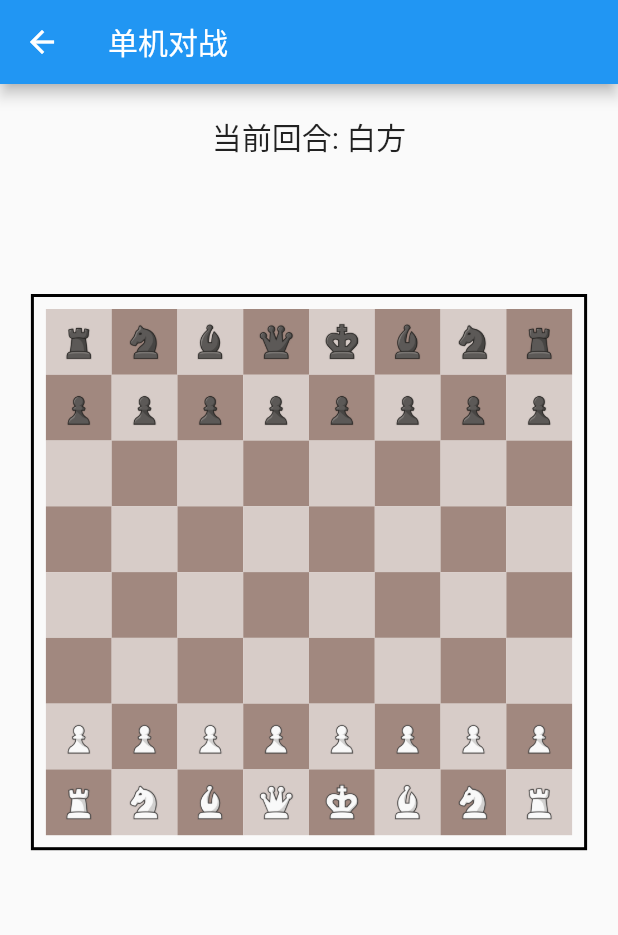
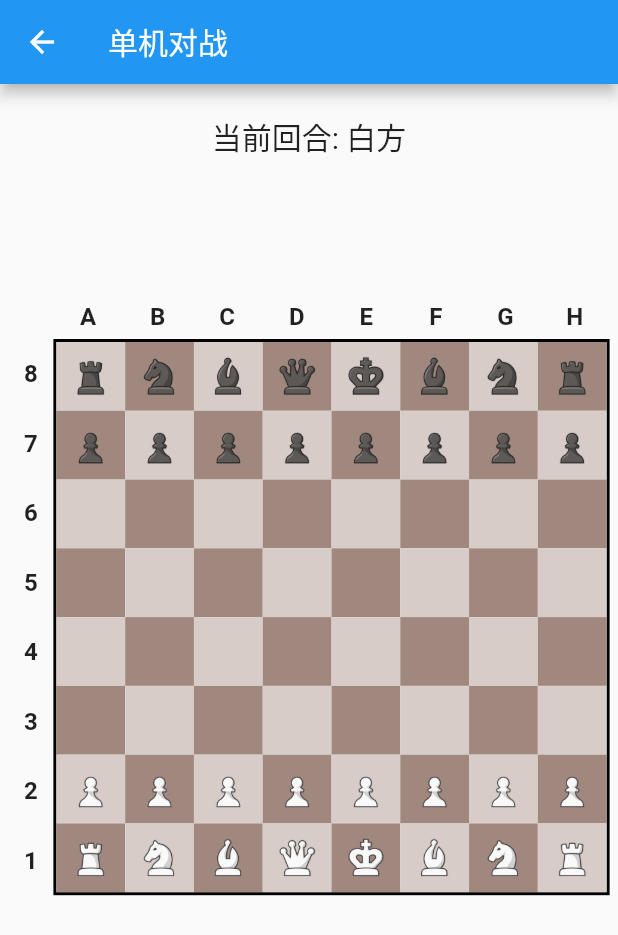
Before and after one commit to iptton/chess-flutter, a Flutter app: the screen it shows after launch, after a tap on "单机对战", on a phone screen of 412 x 824 dp. Shown: the top 935 px of the screen. Run offline on Flutter 3.47's test engine with Material 2 defaults, Android fonts, the phone set to English and light mode, and no system bars; our stand-ins replace equatable, flutter_bloc.

Commit message:
修正提示信息在点选棋子时消失问题&添加棋盘标记

```diff
--- a/lib/models/chess_models.dart
+++ b/lib/models/chess_models.dart
@@ -150,8 +150,8 @@ class GameState extends Equatable {
       lastPawnDoubleMovedNumber: lastPawnDoubleMovedNumber ?? this.lastPawnDoubleMovedNumber,
       currentMoveNumber: currentMoveNumber ?? this.currentMoveNumber,
       moveHistory: moveHistory ?? this.moveHistory,
-      specialMoveMessage: specialMoveMessage,
-      lastMove: lastMove,
+      specialMoveMessage: specialMoveMessage ?? this.specialMoveMessage,
+      lastMove: lastMove ?? this.lastMove,
     );
   }
 
--- a/lib/widgets/chess_board.dart
+++ b/lib/widgets/chess_board.dart
@@ -75,10 +75,58 @@ class _ChessBoardView extends StatelessWidget {
                       ),
                       const SizedBox(height: spacing),
                       SizedBox(
-                        width: boardSize,
-                        height: boardSize,
+                        width: boardSize + 30, // 增加宽度以容纳行号
+                        height: boardSize + 30, // 增加高度以容纳列号
+                        child: Column(
+                          children: [
+                            // 列标记 (A-H)
+                            SizedBox(
+                              height: 30,
+                              child: Row(
+                                children: [
+                                  const SizedBox(width: 30), // 左上角空白
+                                  ...List.generate(8, (col) {
+                                    return Expanded(
+                                      child: Center(
+                                        child: Text(
+                                          String.fromCharCode('A'.codeUnitAt(0) + col),
+                                          style: const TextStyle(
+                                            fontSize: 16,
+                                            fontWeight: FontWeight.bold,
+                                          ),
+                                        ),
+                                      ),
+                                    );
+                                  }),
+                                ],
+                              ),
+                            ),
+                            // 棋盘和行号
+                            Expanded(
+                              child: Row(
+                                children: [
+                                  // 行号 (8-1)
+                                  SizedBox(
+                                    width: 30,
+                                    child: Column(
+                                      children: List.generate(8, (row) {
+                                        return Expanded(
+                                          child: Center(
+                                            child: Text(
+                                              '${8 - row}',
+                                              style: const TextStyle(
+                                                fontSize: 16,
+                                                fontWeight: FontWeight.bold,
+                                              ),
+                                            ),
+                                          ),
+                                        );
+                                      }),
+                                    ),
+                                  ),
+                                  // 棋盘
+                                  Expanded(
                                     child: Container(
-                          padding: const EdgeInsets.all(8.0),
                                       decoration: BoxDecoration(
                                         border: Border.all(color: Colors.black, width: 2.0),
                                       ),
@@ -141,6 +189,12 @@ class _ChessBoardView extends StatelessWidget {
                                 ],
                               ),
                             ),
+                          ],
+                        ),
+                      ),
+                    ],
+                  ),
+                ),
               );
             },
           ),
@@ -150,8 +204,8 @@ class _ChessBoardView extends StatelessWidget {
   }
 
   Widget _buildSpecialMoveIndicator(GameState state) {
-    if (state.lastMove == null || state.specialMoveMessage == null) {
-      return const SizedBox(height: 50);
+    if (state.lastMove == null) {
+      return const SizedBox(height: 50);  // 保持固定高度，避免布局跳动
     }
 
     return Container(
@@ -170,7 +224,7 @@ class _ChessBoardView extends StatelessWidget {
           ),
           const SizedBox(width: 8),
           Text(
-            state.specialMoveMessage ?? '',
+            state.specialMoveMessage ?? _buildDefaultMoveMessage(state.lastMove!),
             style: const TextStyle(fontSize: 16),
           ),
           if (state.lastMove!.capturedPiece != null) ...[
@@ -184,6 +238,44 @@ class _ChessBoardView extends StatelessWidget {
         ],
       ),
     );
+  }
+
+  String _buildDefaultMoveMessage(ChessMove move) {
+    final pieceColor = move.piece.color == PieceColor.white ? "白方" : "黑方";
+    final pieceType = _getPieceTypeName(move.piece.type);
+    final from = _getPositionName(move.from);
+    final to = _getPositionName(move.to);
+
+    if (move.capturedPiece != null) {
+      final capturedColor = move.capturedPiece!.color == PieceColor.white ? "白方" : "黑方";
+      final capturedType = _getPieceTypeName(move.capturedPiece!.type);
+      return '$pieceColor$pieceType($from)吃掉$capturedColor$capturedType($to)';
+    } else {
+      return '$pieceColor$pieceType从$from移动到$to';
+    }
+  }
+
+  String _getPieceTypeName(PieceType type) {
+    switch (type) {
+      case PieceType.king:
+        return "王";
+      case PieceType.queen:
+        return "后";
+      case PieceType.bishop:
+        return "象";
+      case PieceType.knight:
+        return "马";
+      case PieceType.rook:
+        return "车";
+      case PieceType.pawn:
+        return "兵";
+    }
+  }
+
+  String _getPositionName(Position position) {
+    final col = String.fromCharCode('A'.codeUnitAt(0) + position.col);
+    final row = 8 - position.row;
+    return '$col$row';
   }
 
   void _handleTap(BuildContext context, int row, int col, GameState state) {
```
Lines whose indentation alone changed are shown as unchanged.
